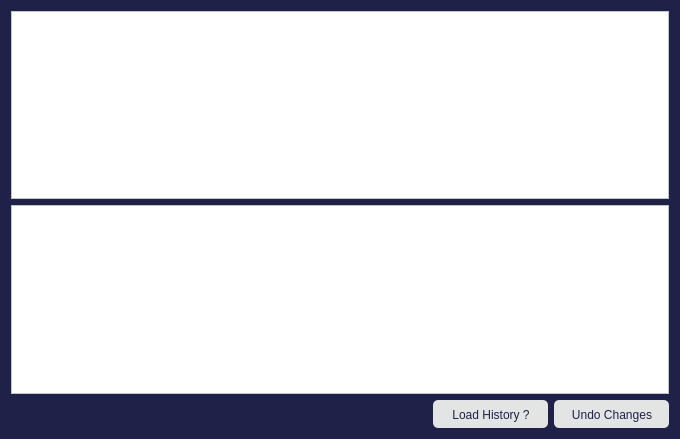
Above: FrameWorkCode/undoglobalreplace.ui from UDAAN-LEAP/leap-pe-tool before the change. Below: the same form after it.
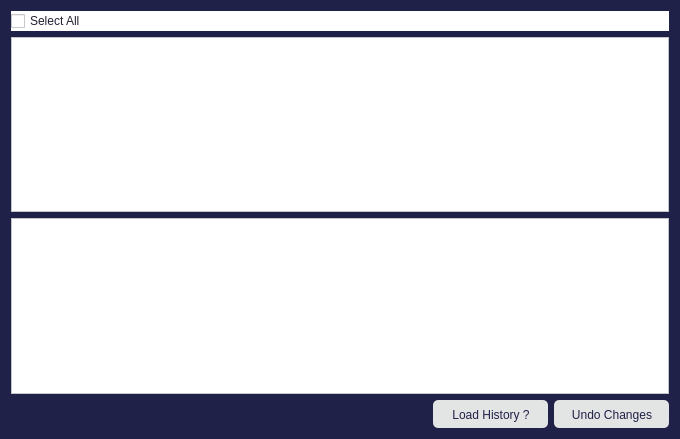
That is the form after the change.

Commit message: select all for undo global replace

The edit to the form file:
```diff
--- a/FrameWorkCode/undoglobalreplace.ui
+++ b/FrameWorkCode/undoglobalreplace.ui
@@ -17,6 +17,17 @@
    <string notr="true">background-color: rgb(32, 33, 72);</string>
   </property>
   <layout class="QVBoxLayout" name="verticalLayout">
+   <item>
+    <widget class="QCheckBox" name="checkBox">
+     <property name="styleSheet">
+      <string notr="true">color:rgb(36, 31, 49);
+background-color: rgb(255, 255, 255);</string>
+     </property>
+     <property name="text">
+      <string>Select All</string>
+     </property>
+    </widget>
+   </item>
    <item>
     <widget class="QListWidget" name="listWidget">
      <property name="styleSheet">
```
The commit also changes 3 other files.
